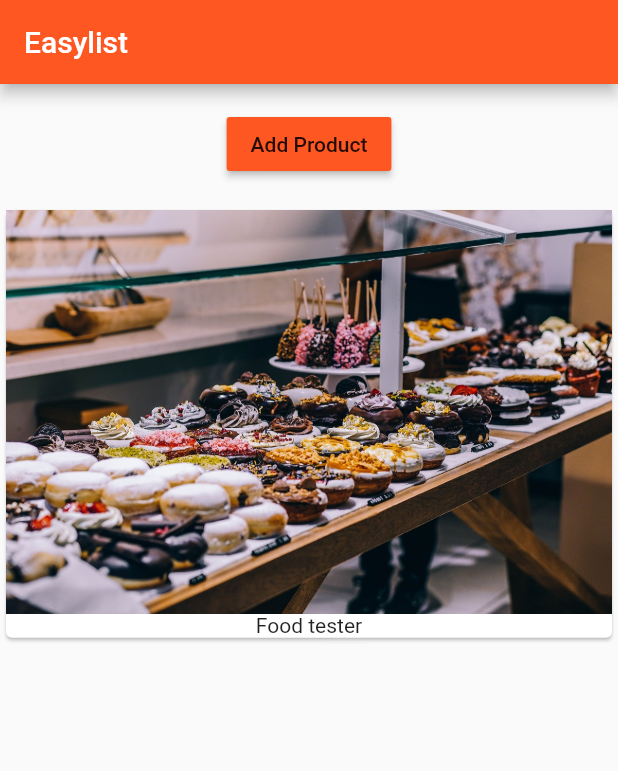
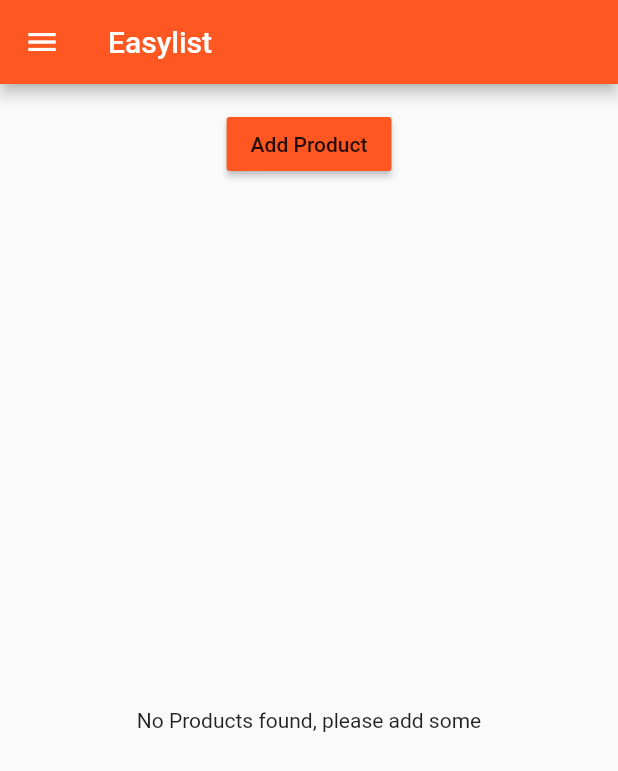
Before and after one commit to DanielReyesDev/FlutterUdemyCourse, a Flutter app: the screen it shows after launch, on a phone screen of 412 x 824 dp. Shown: the top 771 px of the screen. Run offline on Flutter 3.47's test engine with Material 2 defaults, Android fonts, the phone set to English and light mode, and no system bars.

```diff
--- a/lib/main.dart
+++ b/lib/main.dart
@@ -1,6 +1,10 @@
 import 'package:flutter/material.dart';
 // import 'package:flutter/rendering.dart'; // Required only for debbuging
 import './product_manager.dart';
+import './pages/auth.dart';
+import './pages/products_admin.dart';
+import './pages/products.dart';
+import './pages/product.dart';
 
 void main() {
   // debugPaintSizeEnabled = true;
@@ -9,7 +13,30 @@ void main() {
   runApp(MyApp());
 }
 
-class MyApp extends StatelessWidget {
+class MyApp extends StatefulWidget {
+  @override
+    State<StatefulWidget> createState() {
+      // TODO: implement createState
+      return MyAppState();
+    }
+}
+class MyAppState extends State<MyApp> {
+
+  List<Map<String,String>> _products = [];
+
+  // For mixing types, use: dynamic
+  void _addProduct(Map<String,String> product) {
+    setState(() {
+      _products.add(product); //we're not asign it a new list, just mutating the List, that's why 'final' works
+    });
+  }
+
+  void _deleteProduct(int index){
+    setState(() {
+      _products.removeAt(index);
+    });
+  }
+
   @override
     Widget build(BuildContext context) {
       // TODO: implement build
@@ -20,12 +47,31 @@ class MyApp extends StatelessWidget {
           primarySwatch: Colors.deepOrange,
           accentColor: Colors.deepPurple
         ),
-        home: Scaffold(
-          appBar: AppBar(
-            title: Text("Easylist"),
-          ),
-          body: ProductManager(startingProduct: "Food tester",),
-        ),
+        // home: AuthPage(),
+        routes: {
+          '/': (BuildContext context) => ProductsPage(_products, _addProduct, _deleteProduct), //if you add this route, you won't need the home: attribute for MaterialApp
+          '/admin': (BuildContext context) => ProductsAdminPage(),
+        },
+        onGenerateRoute: (RouteSettings settings){
+          final List<String> pathElements = settings.name.split('/');
+          if (pathElements[0] != '') { return null; }
+          if (pathElements[1] == 'product') { /*   parsing manually the data: /products/4   */
+            final int index = int.parse(pathElements[2]);
+            return  MaterialPageRoute<bool>(
+                      builder: (BuildContext context) => ProductPage(
+                        _products[index]['title'],
+                        _products[index]['image']),
+                  );
+          }
+          return null; // if it's null, then it will trigger onUnknownRoute
+        },
+        // For a route that is not registered under 'routes'
+        onUnknownRoute: (RouteSettings settings){
+          return MaterialPageRoute(
+            builder: (BuildContext context) =>
+              ProductsPage(_products, _addProduct, _deleteProduct)
+          );
+        },
       );
     }
 }
--- /dev/null
+++ b/lib/pages/product_list.dart
@@ -0,0 +1,10 @@
+import 'package:flutter/material.dart';
+
+class ProductListPage extends StatelessWidget {
+
+  @override
+    Widget build(BuildContext context) {
+      // TODO: implement build
+      return Center(child: Text("All products"),);
+    }
+}
--- /dev/null
+++ b/lib/pages/products.dart
@@ -0,0 +1,34 @@
+import 'package:flutter/material.dart';
+import '../product_manager.dart';
+
+
+class ProductsPage extends StatelessWidget {
+
+  final List<Map<String,String>> products;
+  final Function addProduct;
+  final Function deleteProduct;
+
+  ProductsPage(this.products, this.addProduct, this.deleteProduct);
+
+  @override
+    Widget build(BuildContext context) {
+      return Scaffold(
+          drawer: Drawer(child: Column(children: <Widget>[
+            AppBar(
+              automaticallyImplyLeading: false,
+              title: Text("Choose"),
+            ),
+            ListTile(
+              title: Text("Manage Products"),
+              onTap: (){
+                Navigator.pushReplacementNamed(context, '/admin');
+              }
+            )
+          ],),),
+          appBar: AppBar(
+            title: Text("Easylist"),
+          ),
+          body: ProductManager(this.products, this.addProduct, this.deleteProduct),
+        );
+    }
+}
--- a/lib/product_manager.dart
+++ b/lib/product_manager.dart
@@ -2,57 +2,61 @@ import 'package:flutter/material.dart';
 import './products.dart';
 import './product_control.dart';
 
-class ProductManager extends StatefulWidget {
+class ProductManager extends StatelessWidget {
 
-  final String startingProduct;
+  final List<Map<String,String>> products ;
+  final Function addProduct;
+  final Function deleteProduct;
 
-  ProductManager({this.startingProduct = "Sweets Tester"}) {
-    print("[Product Manager] constructor");
-  }
+  ProductManager(this.products, this.addProduct, this.deleteProduct);
 
-  @override
-    State<StatefulWidget> createState() {
-      print("[Product Manager] createState");
-      return _ProductManagerState();
-    }
-}
+//   final Map startingProduct;
 
-class _ProductManagerState extends State<ProductManager> {
-  // final List<String> _products = const []; -> this makes totally unmodifiable our list
-  final List<String> _products = [];
+//   // startingProduct is optional for the constructor
+//   ProductManager({this.startingProduct}) {
+//     print("[Product Manager] constructor");
+//   }
+
+//   @override
+//     State<StatefulWidget> createState() {
+//       print("[Product Manager] createState");
+//       return _ProductManagerState();
+//     }
+// }
+
+// class _ProductManagerState extends State<ProductManager> {
+//   // final List<String> _products = const []; -> this makes totally unmodifiable our list
+//   final List<Map<String,String>> _products = [];
 
 
-  @override
-  void initState() {
-    print("[Product Manager State] initState");
-    super.initState();
-    _products.add(widget.startingProduct); // It only can be used
-  }
+//   @override
+//   void initState() {
+//     super.initState();
+//     print("[Product Manager State] initState");
+//     if (widget.startingProduct != null) {
+//       _products.add(widget.startingProduct);
+//     }
+//   }
 
-  @override
-  void didUpdateWidget(ProductManager oldWidget) {
-    super.didUpdateWidget(oldWidget);
-    print("[Product Manager State] didUpdateWidget");
+//   @override
+//   void didUpdateWidget(ProductManager oldWidget) {
+//     super.didUpdateWidget(oldWidget);
+//     print("[Product Manager State] didUpdateWidget");
 
-  }
+//   }
 
-  void _addProduct(String product) {
-    setState(() {
-      _products.add(product); //we're not asign it a new list, just mutating the List, that's why 'final' works
-    });
-  }
 
   @override
     Widget build(BuildContext context) {
       print("🛑 products:");
-      print(_products);
+      print(products);
       return Column(
         children: <Widget>[
            Container(
               margin: EdgeInsets.all(16.0),
-              child: ProductControl(_addProduct), //Passing a reference to the function
+              child: ProductControl(addProduct), //Passing a reference to the function
             ),
-            Expanded(child: Products(this._products),)
+            Expanded(child: Products(this.products, deleteProduct: this.deleteProduct),)
         ],
       );
     }
--- a/lib/products.dart
+++ b/lib/products.dart
@@ -1,34 +1,62 @@
 import 'package:flutter/material.dart';
-
+import './pages/product.dart';
 
 class Products extends StatelessWidget {
 
-  final List<String> products; //Because of is a StateLessWidget
+  final List<Map<String,String>> products; //Because of is a StateLessWidget
+  final Function deleteProduct;
 
-  Products([this.products = const []]) {
+  Products(this.products, {this.deleteProduct}) {
     print("[Products] constructor");
   }
 
-  Widget _itemsBuilder(BuildContext context, int index) {
+  @override
+  Widget build(BuildContext context) {
+    print("[Products] build");
+    print("🛑 products:");
+    print(products);
+    return products.length > 0 ? _buildProductsList() : _buildCleanState();
+  }
+
+  Widget _buildCleanState(){
+    return Center(child: Text("No Products found, please add some"),);
+  }
+
+  Widget _buildProductsList(){
+    // All ListViews need to be wrapped up on a class that has Container as it's parent class
+    return ListView.builder(
+      itemBuilder: _itemBuilder,
+      itemCount: products.length,
+    );
+  }
+
+
+
+  Widget _itemBuilder(BuildContext context, int index) {
     return Card(
             child: Column(
               children: <Widget>[
-                Image.asset('assets/food.jpg'),
-                Text(products[index])
+                Image.asset(products[index]['image']),
+                Text(products[index]['title']),
+                ButtonBar(
+                  alignment: MainAxisAlignment.center,
+                  children: <Widget>[
+                  FlatButton(
+                    child: Text("Details"),
+                    onPressed: () => Navigator
+                    .pushNamed<bool>(context,'/product/' + index.toString())
+                    .then( (bool value){
+                        if (value){
+                          deleteProduct(index);
+                        }
+                      }
+                    ),
+                  )
+                ],)
               ],
             ),
           );
   }
 
-  @override
-    Widget build(BuildContext context) {
-      print("[Products] build");
-      print("🛑 products:");
-      print(products);
-      // All ListViews need to be wrapped up on a class that has Container as it's parent class
-      return ListView.builder(
-        itemBuilder: _itemsBuilder,
-        itemCount: products.length,
-      );
-    }
+
 }
```
Also changed, not shown: lib/pages/auth.dart (added, +21 -0 lines), lib/pages/product.dart (added, +71 -0 lines), lib/pages/product_create.dart (added, +10 -0 lines), lib/pages/products_admin.dart (added, +52 -0 lines), lib/product_control.dart (+6 -1 lines), 4 other files.
